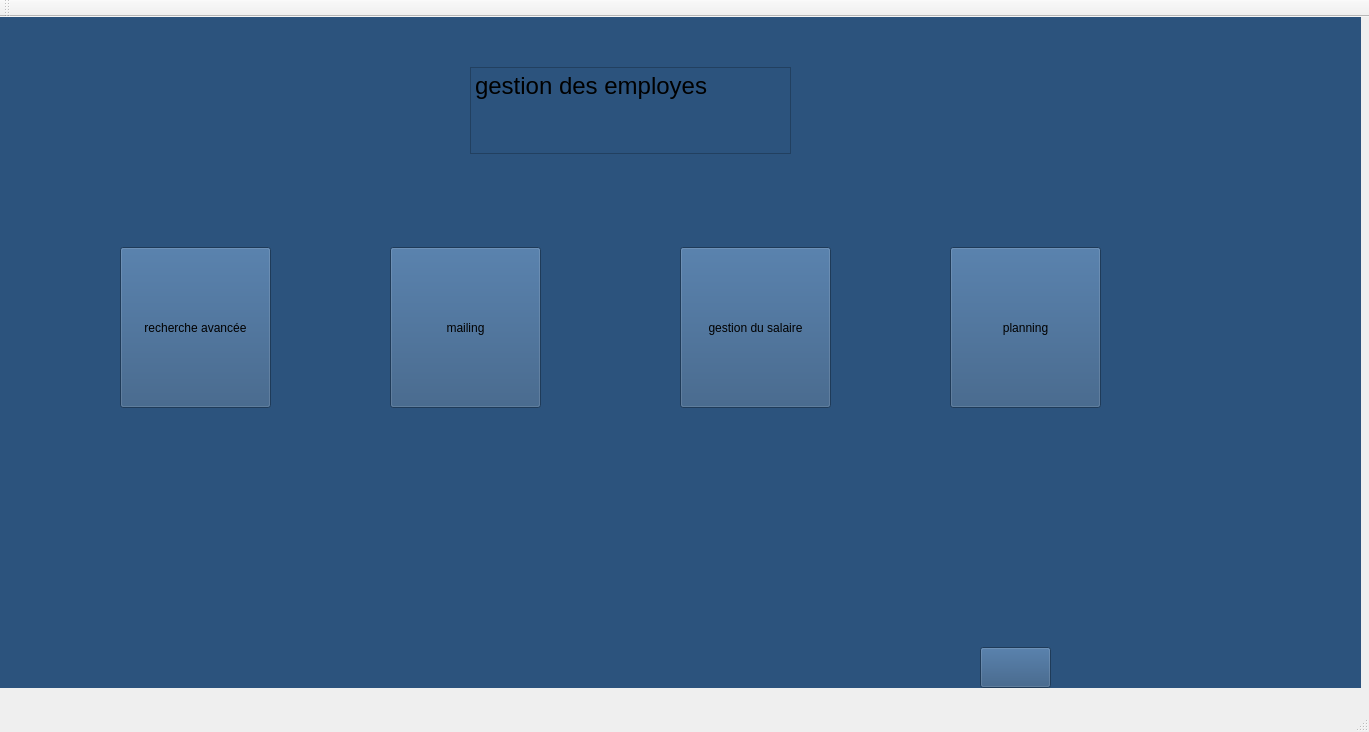
Qt form gestion_employer/mainwindow.ui (hintoman/olympic_games_2A24) before a commit.
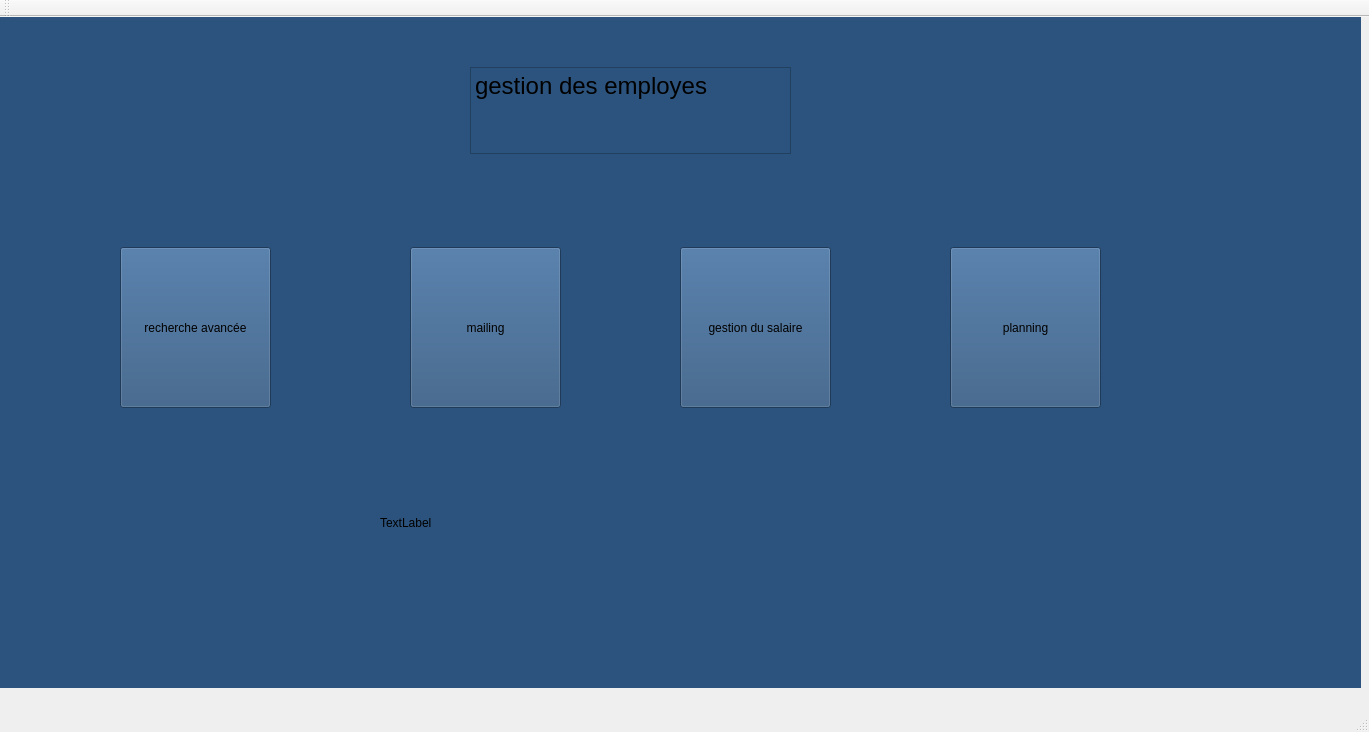
The same form after that commit. Icons and pictures are not drawn. Custom widgets are drawn as their Qt base class.

Patch:
```diff
--- a/gestion_employer/mainwindow.ui
+++ b/gestion_employer/mainwindow.ui
@@ -2178,22 +2178,6 @@
        <string/>
       </property>
      </widget>
-     <widget class="QPushButton" name="pushButton_4">
-      <property name="geometry">
-       <rect>
-        <x>980</x>
-        <y>630</y>
-        <width>71</width>
-        <height>41</height>
-       </rect>
-      </property>
-      <property name="styleSheet">
-       <string notr="true">border-image:url(:/img/img/butretour.png)</string>
-      </property>
-      <property name="text">
-       <string/>
-      </property>
-     </widget>
      <widget class="QTextEdit" name="textEdit">
       <property name="geometry">
        <rect>
@@ -2227,7 +2211,7 @@
      <widget class="QPushButton" name="pushButton_6">
       <property name="geometry">
        <rect>
-        <x>390</x>
+        <x>410</x>
         <y>230</y>
         <width>151</width>
         <height>161</height>
@@ -2263,6 +2247,19 @@
        <string>planning</string>
       </property>
      </widget>
+     <widget class="QLabel" name="label_11">
+      <property name="geometry">
+       <rect>
+        <x>380</x>
+        <y>490</y>
+        <width>331</width>
+        <height>31</height>
+       </rect>
+      </property>
+      <property name="text">
+       <string>TextLabel</string>
+      </property>
+     </widget>
     </widget>
     <widget class="QWidget" name="page_3">
      <widget class="QLabel" name="label_32">
```
